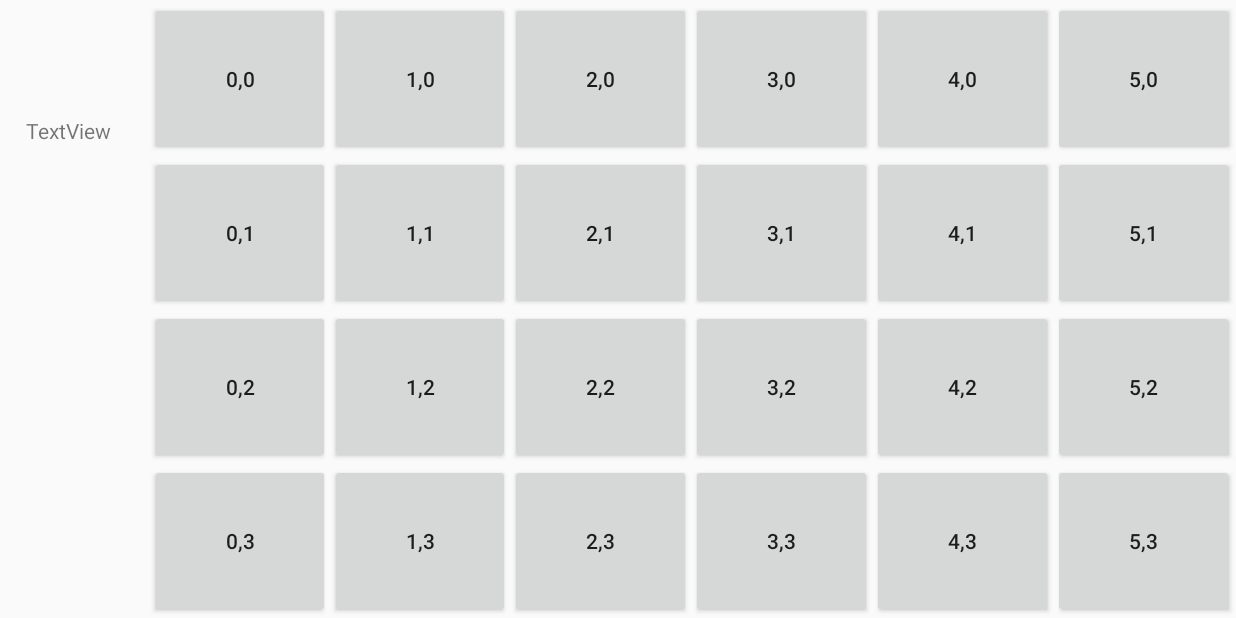
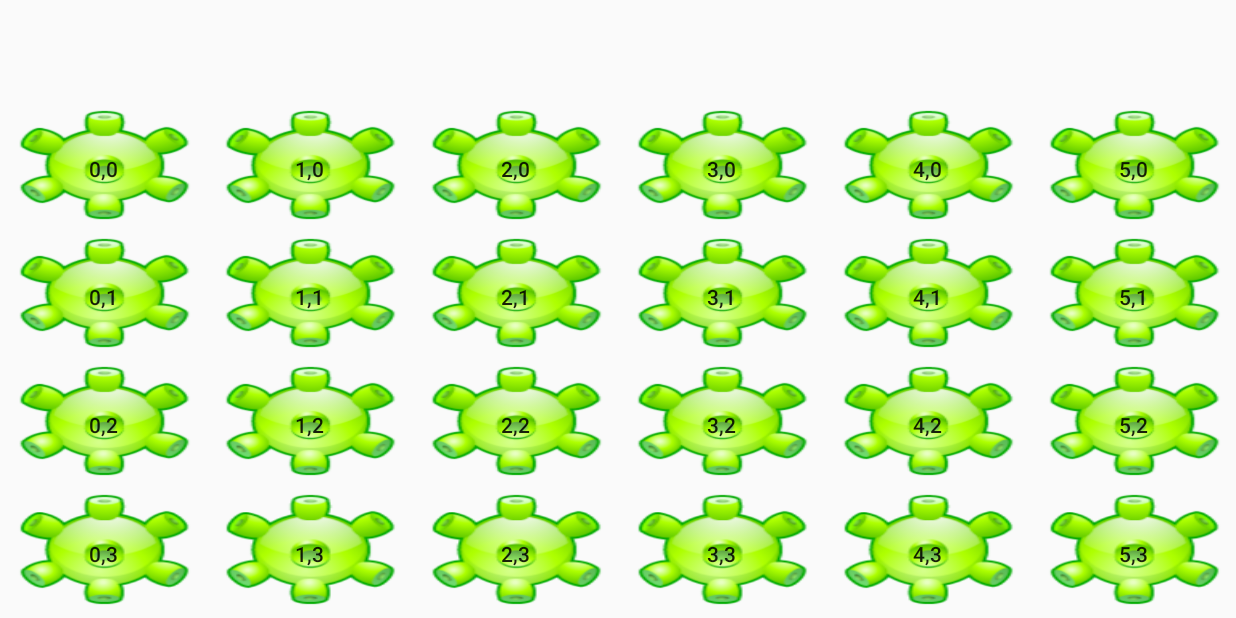
Before and after one commit to jevidin/GemMine, an Android app: the GameActivity screen opened directly, with no data from a screen before it, on a phone screen of 824 x 412 dp (held sideways). Run offline under Robolectric (Android 15) with nearby library versions, the phone set to English and light mode, and no system bars.

Commit message:
[tamseant] button backgrounds scaled

```diff
--- a/app/src/main/java/com/example/assignment3/GameActivity.java
+++ b/app/src/main/java/com/example/assignment3/GameActivity.java
@@ -11,6 +11,7 @@ import android.graphics.BitmapFactory;
 import android.graphics.drawable.BitmapDrawable;
 import android.os.Bundle;
 import android.view.View;
+import android.view.ViewTreeObserver;
 import android.widget.Button;
 import android.widget.TableLayout;
 import android.widget.TableRow;
@@ -30,7 +31,10 @@ public class GameActivity extends AppCompatActivity {
         buttons = new Button[row_amount][col_amount];
 
         populateButtons();
+
     }
+
+
 
     private void populateButtons() {
         TableLayout table = findViewById(R.id.table_for_buttons);
@@ -45,12 +49,9 @@ public class GameActivity extends AppCompatActivity {
             for(int col = 0; col < col_amount; col++){
                 final int FINAL_COL = col;
                 final int FINAL_ROW = row;
-                Button btn = new Button(this);
-                btn.setLayoutParams(new TableRow.LayoutParams(
-                        TableRow.LayoutParams.MATCH_PARENT,
-                        TableRow.LayoutParams.MATCH_PARENT,
-                        1.0f
-                ));
+                final Button btn = new Button(this);
+                TableRow.LayoutParams layoutParams = new TableRow.LayoutParams(TableLayout.LayoutParams.MATCH_PARENT, TableLayout.LayoutParams.MATCH_PARENT, 1.0f);
+                btn.setLayoutParams(layoutParams);
                 btn.setText("" + col + "," + row);
                 btn.setPadding(0, 0, 0, 0);
                 btn.setOnClickListener(new View.OnClickListener() {
@@ -59,12 +60,27 @@ public class GameActivity extends AppCompatActivity {
                         gridButtonClicked(FINAL_COL, FINAL_ROW);
                     }
                 });
+                // code to add the background after button sizes are determined is partially taken from: https://stackoverflow.com/questions/3591784/views-getwidth-and-getheight-returns-0
+                btn.getViewTreeObserver().addOnGlobalLayoutListener(new ViewTreeObserver.OnGlobalLayoutListener() {
+                    @Override
+                    public void onGlobalLayout() {
+                        btn.getViewTreeObserver().removeOnGlobalLayoutListener(this);
+                        int newWidth = btn.getHeight();
+                        int newHeight = btn.getHeight();
+                        Bitmap originalBitmap = BitmapFactory.decodeResource(getResources(), R.drawable.virus_green);
+                        Bitmap scaledBitmap = Bitmap.createScaledBitmap(originalBitmap, newWidth, newHeight, true);
+                        Resources resource = getResources();
+                        btn.setBackground(new BitmapDrawable(resource, scaledBitmap));
+                    }
+                });
+
                 tableRow.addView(btn);
                 buttons[row][col] = btn;
             }
         }
 
     }
+
 
     private void gridButtonClicked(int col, int row) {
         Button btn = buttons[row][col];
--- a/app/src/main/res/layout/activity_game.xml
+++ b/app/src/main/res/layout/activity_game.xml
@@ -10,20 +10,9 @@
         android:id="@+id/table_for_buttons"
         android:layout_width="match_parent"
         android:layout_height="match_parent"
-        android:layout_marginStart="100dp"
-        android:layout_marginTop="1dp"
-        android:layout_marginEnd="1dp"
+        android:layout_marginTop="70dp"
+        app:layout_constraintBottom_toBottomOf="parent"
         app:layout_constraintEnd_toEndOf="parent"
-        app:layout_constraintStart_toStartOf="parent"
-        app:layout_constraintTop_toTopOf="parent"/>
-
-    <TextView
-        android:id="@+id/autism"
-        android:layout_width="wrap_content"
-        android:layout_height="wrap_content"
-        android:layout_marginStart="17dp"
-        android:layout_marginTop="77dp"
-        android:text="TextView"
         app:layout_constraintStart_toStartOf="parent"
         app:layout_constraintTop_toTopOf="parent" />
 
```
